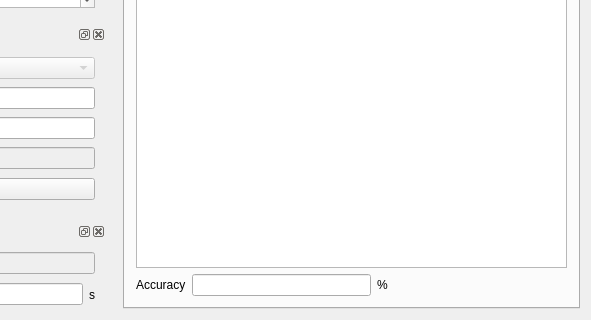
The window that src/DNNLab/mainwindow.ui (edeforas/BeeDNN) describes before a commit, drawn with Qt 5; both pictures show x 550 to 1141 and y 417 to 737 of the 1141 by 737 pixel window.
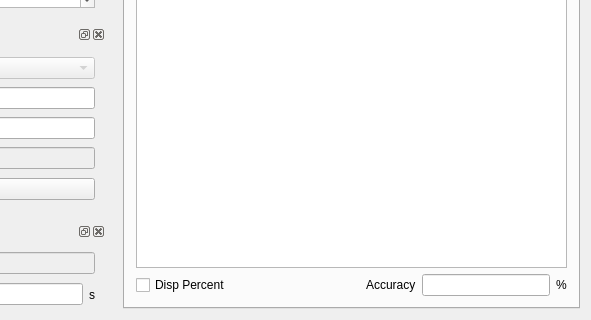
The same window after the commit. The open tabs and pages were chosen to show the change.

Diff of the .ui file:
```diff
--- a/src/DNNLab/mainwindow.ui
+++ b/src/DNNLab/mainwindow.ui
@@ -152,19 +152,9 @@
           <item>
            <layout class="QHBoxLayout" name="horizontalLayout_8">
             <item>
-             <widget class="QLabel" name="label_17">
+             <widget class="QCheckBox" name="cbConfMatPercent">
               <property name="text">
-               <string>Accuracy</string>
-              </property>
-             </widget>
-            </item>
-            <item>
-             <widget class="QLineEdit" name="leAccuracy"/>
-            </item>
-            <item>
-             <widget class="QLabel" name="label_25">
-              <property name="text">
-               <string>%</string>
+               <string>Disp Percent</string>
               </property>
              </widget>
             </item>
@@ -181,6 +171,23 @@
               </property>
              </spacer>
             </item>
+            <item>
+             <widget class="QLabel" name="label_17">
+              <property name="text">
+               <string>Accuracy</string>
+              </property>
+             </widget>
+            </item>
+            <item>
+             <widget class="QLineEdit" name="leAccuracy"/>
+            </item>
+            <item>
+             <widget class="QLabel" name="label_25">
+              <property name="text">
+               <string>%</string>
+              </property>
+             </widget>
+            </item>
            </layout>
           </item>
          </layout>
```
